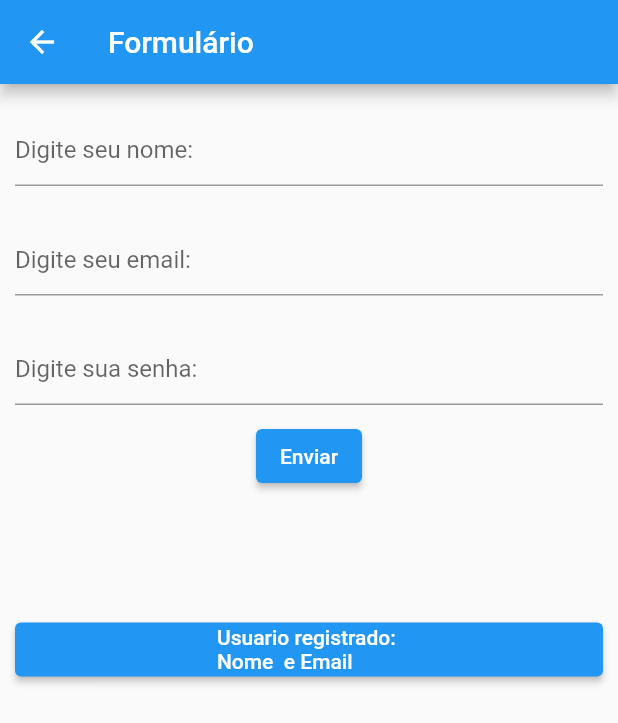
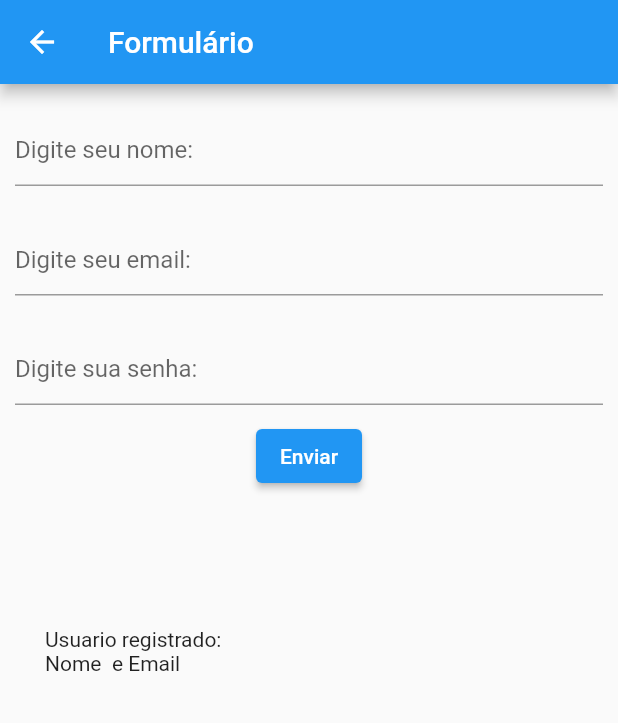
Before and after one commit to juliahaertel/flutter, a Flutter app: the screen it shows after launch, after a tap on "Ir para o formulário", on a phone screen of 412 x 824 dp. Shown: the top 723 px of the screen. Run offline on Flutter 3.47's test engine with Material 2 defaults, Android fonts, the phone set to English and light mode, and no system bars.

Commit message:
Criação da tela de imagem com chamada de classe

```diff
--- a/lib/main.dart
+++ b/lib/main.dart
@@ -1,5 +1,4 @@
 import 'package:flutter/material.dart';
-import 'src/foto.dart';
 import 'package:flutter_project/src/models/pegaNome.dart';
 import 'src/setStateAplicativ.dart';
 import 'package:provider/provider.dart';
@@ -9,6 +8,7 @@ import 'src/setStateLocal.dart';
 import 'src/home.dart';
 import 'src/consulta.dart';
 import 'src/form.dart';
+import 'src/imagem.dart';
 
 //void main() => runApp( const MyApp());
 void main() => runApp(
@@ -39,7 +39,7 @@ class MyApp extends StatelessWidget {
         '/setStateAplicativPage': (context) => const SetStateAplicativPage(),
         '/consultaPage': (context) => const ConsultaPage(),
         '/formPage': (context) =>const FormPage(),
-        '/fotoPage': (context) => const FotoPage()
+        '/imagePage': (context) => const ImagemPage()
       },
       initialRoute: '/home',
     );
--- a/lib/src/formulario.dart
+++ b/lib/src/formulario.dart
@@ -1,4 +1,4 @@
-import 'package:flutter/cupertino.dart';
+//import 'package:flutter/cupertino.dart';
 import 'package:flutter/material.dart';
 
 class FormularioPage extends StatefulWidget{
@@ -80,7 +80,7 @@ class FormularioPage extends StatefulWidget{
             onPressed: (){
               if(_formkey.currentState!.validate()){
                 _formkey.currentState!.save();
-                print("validadooow");
+                //print("validadooow");
               }
             },
           ),
@@ -88,14 +88,11 @@ class FormularioPage extends StatefulWidget{
           Container(
             //color: Colors.lightBlue,
             height: 70,
+            padding: const EdgeInsets.all(20),
             //width: 100000,
             child: Row(
               children: [
-                Expanded(child: ElevatedButton(
-                  onPressed: (){},
-                  child: Text('Usuario registrado: \nNome $nome e Email $email'),
-                  )
-                )
+                Text('Usuario registrado: \nNome $nome e Email $email'),
               ],
             )
           )
--- a/lib/src/home.dart
+++ b/lib/src/home.dart
@@ -42,7 +42,7 @@ class HomePage extends StatelessWidget{
           const Padding(padding: EdgeInsets.only(top: 50.0)),
           Row(
           children: [
-            const Icon(Icons.android),
+            const Icon(Icons.bar_chart),
             Expanded(
               child: OutlinedButton(
               child: const Text('Ir para tela dinamica'),
@@ -68,10 +68,10 @@ class HomePage extends StatelessWidget{
         ),
         Row(
           children: [
-            const Icon(Icons.bar_chart , color: Colors.black),
+            const Icon(Icons.text_snippet_sharp, color: Colors.black),
             Expanded(
               child: OutlinedButton(
-              child: const Text('Ir para tela'),
+              child: const Text('Ir para tela || testando...'),
               onPressed: (){
               Navigator.pushNamed(context, '/setStateAplicativPage');
               },
@@ -94,12 +94,12 @@ class HomePage extends StatelessWidget{
         ),
          Row(
           children: [
-            const Icon(Icons.picture_in_picture_sharp, color: Colors.black),
+            const Icon(Icons.image_sharp, color: Colors.black),
             Expanded(
               child: OutlinedButton(
-                child: const Text('Ir para a página de foto'),
+                child: const Text('Ir para a página de imagem'),
                 onPressed: (){
-                  Navigator.pushNamed(context, '/fotoPage');
+                  Navigator.pushNamed(context, '/imagePage');
                 }
               )
             )
--- a/lib/src/setStateAplicativ.dart
+++ b/lib/src/setStateAplicativ.dart
@@ -14,8 +14,7 @@ class SetStateAplicativPage extends StatelessWidget{
       appBar: AppBar(
         title: const Text('Set State Page')
       ),
-      body: Container(
-        child: Column(
+      body: Column(
         children: [
           const Text('Contagem:'),
           Consumer<Contador>(
@@ -36,7 +35,6 @@ class SetStateAplicativPage extends StatelessWidget{
             }
           )
         ],
-        ),
       )
     );
   }
--- a/pubspec.yaml
+++ b/pubspec.yaml
@@ -64,8 +64,7 @@ flutter:
   #   - images/a_dot_ham.jpeg
 
   assets:
-   - assets/
-
+    - assets/foto.png
   # An image asset can refer to one or more resolution-specific "variants", see
   # https://flutter.dev/assets-and-images/#resolution-aware.
 
```
Also changed, not shown: lib/src/foto.dart (deleted, +0 -149 lines), lib/src/imagem.dart (added, +115 -0 lines), assets/muro.png (deleted), 1 other file. Lines whose indentation alone changed are shown as unchanged.
